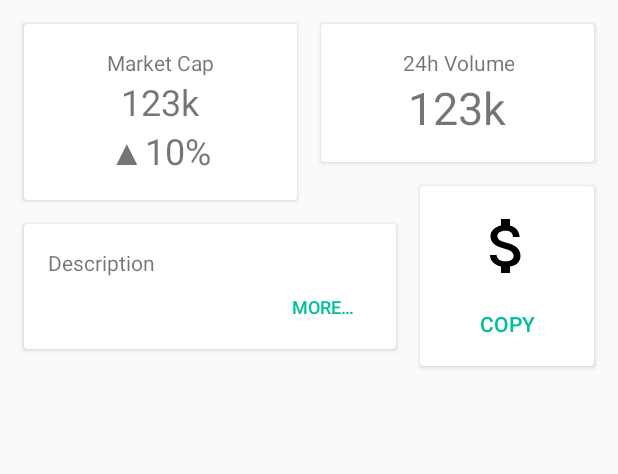
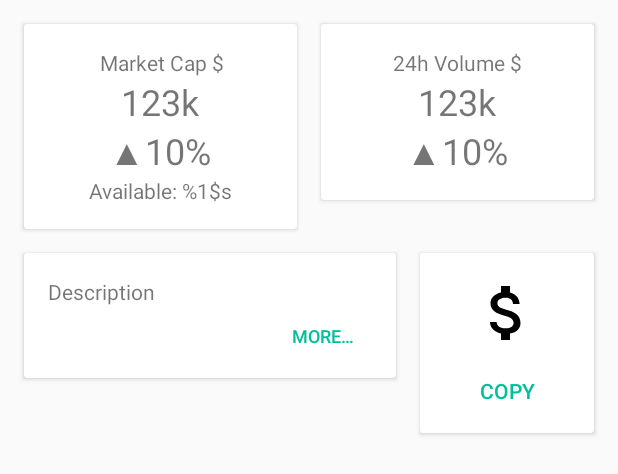
Before and after one commit to grgar/Cryptovalise, an Android app: the layout coin_detail.xml on its own in the app's theme, with its tools: preview values and no code run, on a phone screen of 412 x 824 dp. Shown: the top 474 px of the screen. Run offline under Robolectric (Android 15) with nearby library versions, the phone set to English and light mode, and no system bars.

Commit message:
CoinDetail volume and supply

```diff
--- a/app/src/main/java/com/georgegarside/cryptovalise/CoinDetailFragment.kt
+++ b/app/src/main/java/com/georgegarside/cryptovalise/CoinDetailFragment.kt
@@ -1,6 +1,5 @@
 package com.georgegarside.cryptovalise
 
-import android.annotation.SuppressLint
 import android.content.ClipData
 import android.content.ClipboardManager
 import android.content.Context
@@ -88,9 +87,17 @@ class CoinDetailFragment : Fragment() {
 		coinLogoCopy.setOnClickListener(copyLogo(coin))
 
 		// Coin market cap
-		capPercent.text = coin.delta.cap.first.format(NumberFormat.Delta, "%")
-		capPercent.setDeltaColour()
+		capDelta.text = coin.delta.cap.first.format(NumberFormat.Delta, "%")
+		capDelta.setDeltaColour()
 		capTotal.text = coin.delta.cap.second.format()
+
+		// Coin volume
+		volDelta.text = coin.delta.vol.first.format(NumberFormat.Delta, "%")
+		volDelta.setDeltaColour()
+		volTotal.text = coin.delta.vol.second.format()
+
+		// Coin supply
+		supply.text = getString(R.string.coin_detail_supply, coin.supply.format())
 	}
 
 	private fun copyLogo(coin: API.Coin): (View) -> Unit = {
--- a/app/src/main/java/com/georgegarside/cryptovalise/model/API.kt
+++ b/app/src/main/java/com/georgegarside/cryptovalise/model/API.kt
@@ -38,7 +38,8 @@ object API {
 	}
 
 	data class Coin(val id: Int = 0, val symbol: String = "", val name: String = "", val slug: String = "",
-	                val description: String?, var price: Price = Price(), var delta: Delta = Delta()) {
+	                val description: String?, var price: Price = Price(), var delta: Delta = Delta(),
+	                val supply: Long = 0L) {
 
 		internal val logoPath = fuel.basePath + "uploads/production/coin/icon/$id/$slug.png"
 		val logo = async(start = CoroutineStart.LAZY) {
@@ -110,8 +111,10 @@ object API {
 						hour = Pair(attributes["percent-change-1h"] as Double, attributes["point-change-1h"] as Double),
 						day = Pair(attributes["percent-change-24h"] as Double, attributes["point-change-24h"] as Double),
 						week = Pair(attributes["percent-change-7d"] as Double, attributes["point-change-7d"] as Double),
-						cap = Pair(attributes["market-cap-percent-change"] as Double, (attributes["market-cap-usd"] as Double).toLong())
-				)
+						cap = Pair(attributes["market-cap-percent-change"] as Double, (attributes["market-cap-usd"] as Double).toLong()),
+						vol = Pair(attributes["volume-percent-change"] as Double, (attributes["volume-24h-usd"] as Double).toLong())
+				),
+				supply = (attributes["available-supply"] as Double).toLong()
 		)
 	}?.toTypedArray() ?: arrayOf()
 
--- a/app/src/main/res/layout/coin_detail.xml
+++ b/app/src/main/res/layout/coin_detail.xml
@@ -50,7 +50,7 @@
 			<TextView
 				android:layout_width="0dp"
 				android:layout_height="wrap_content"
-				android:id="@+id/capPercent"
+				android:id="@+id/capDelta"
 				app:layout_constraintStart_toStartOf="parent"
 				android:layout_marginStart="16dp"
 				app:layout_constraintEnd_toEndOf="parent"
@@ -58,9 +58,21 @@
 				android:textSize="24sp"
 				android:textAlignment="center"
 				app:layout_constraintTop_toBottomOf="@+id/capTotal"
+				tools:text="▲10%"
+				/>
+
+			<TextView
+				android:text="@string/coin_detail_supply"
+				android:layout_width="wrap_content"
+				android:layout_height="wrap_content"
+				android:id="@+id/supply"
+				app:layout_constraintTop_toBottomOf="@+id/capDelta"
+				app:layout_constraintStart_toStartOf="parent"
+				android:layout_marginStart="8dp"
+				app:layout_constraintEnd_toEndOf="parent"
+				android:layout_marginEnd="8dp"
 				app:layout_constraintBottom_toBottomOf="parent"
-				android:layout_marginBottom="16dp"
-				tools:text="▲10%"/>
+				android:layout_marginBottom="16dp"/>
 		</android.support.constraint.ConstraintLayout>
 	</android.support.v7.widget.CardView>
 
@@ -96,18 +108,32 @@
 			<TextView
 				android:layout_width="0dp"
 				android:layout_height="wrap_content"
-				android:id="@+id/volTotal"
-				android:textSize="30sp"
+				android:id="@+id/volDelta"
+				android:textSize="24sp"
 				app:layout_constraintStart_toStartOf="parent"
 				android:layout_marginStart="16dp"
 				app:layout_constraintEnd_toEndOf="parent"
 				android:layout_marginEnd="16dp"
 				android:textAlignment="center"
 				app:layout_constraintHorizontal_bias="0.0"
-				app:layout_constraintTop_toBottomOf="@+id/volTitle"
+				tools:text="▲10%"
+				app:layout_constraintTop_toBottomOf="@+id/volTotal"
 				app:layout_constraintBottom_toBottomOf="parent"
-				android:layout_marginBottom="16dp"
-				tools:text="123k"/>
+				android:layout_marginBottom="16dp"/>
+
+			<TextView
+				android:layout_width="0dp"
+				android:layout_height="wrap_content"
+				android:id="@+id/volTotal"
+				android:textSize="24sp"
+				app:layout_constraintStart_toStartOf="parent"
+				android:layout_marginStart="16dp"
+				app:layout_constraintEnd_toEndOf="parent"
+				android:layout_marginEnd="16dp"
+				android:textAlignment="center"
+				app:layout_constraintHorizontal_bias="0.0"
+				tools:text="123k"
+				app:layout_constraintTop_toBottomOf="@+id/volTitle"/>
 		</android.support.constraint.ConstraintLayout>
 	</android.support.v7.widget.CardView>
 
@@ -186,8 +212,8 @@
 		app:layout_constraintStart_toStartOf="@+id/guide66"
 		android:layout_marginStart="8dp"
 		android:id="@+id/coinLogoCard"
-		android:layout_marginTop="16dp"
-		app:layout_constraintTop_toBottomOf="@+id/summaryVol">
+		app:layout_constraintTop_toTopOf="@+id/cardView"
+		>
 
 		<android.support.constraint.ConstraintLayout
 			android:layout_width="match_parent"
--- a/app/src/main/res/values/colors.xml
+++ b/app/src/main/res/values/colors.xml
@@ -6,6 +6,6 @@
 	<color name="colorAccent">#00BF9A</color>
 	<color name="colorAccentText">#333</color>
 
-	<color name="deltaUp">#00CC81</color>
-	<color name="deltaDown">#FF0047</color>
+	<color name="deltaUp">#087F23</color>
+	<color name="deltaDown">#BA000D</color>
 </resources>
--- a/app/src/main/res/values/strings.xml
+++ b/app/src/main/res/values/strings.xml
@@ -15,6 +15,7 @@
 	<string name="add_coin_emptymsg">No more coins are available</string>
 	<string name="coin_detail_missing_description">No description</string>
 	<string name="coin_detail_copy_logo">Copy</string>
-	<string name="coin_detail_cap_title">Market Cap</string>
-	<string name="coin_detail_vol_title">24h Volume</string>
+	<string name="coin_detail_cap_title">Market Cap $</string>
+	<string name="coin_detail_vol_title">24h Volume $</string>
+	<string name="coin_detail_supply">Available: %1$s</string>
 </resources>
```
